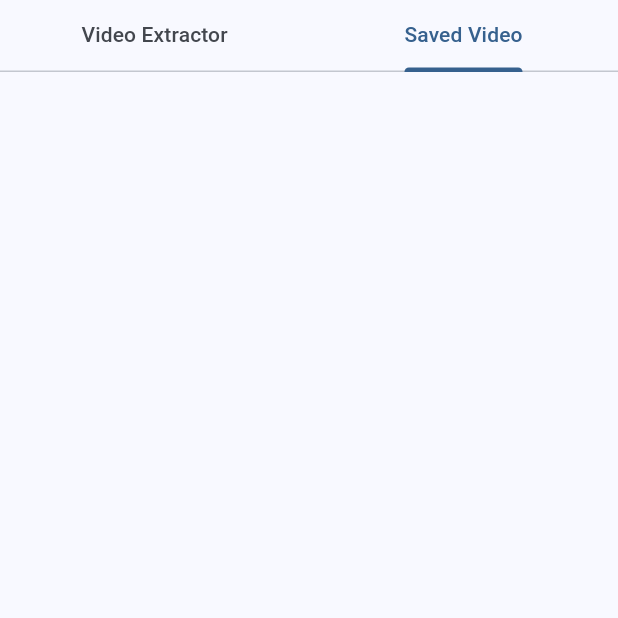
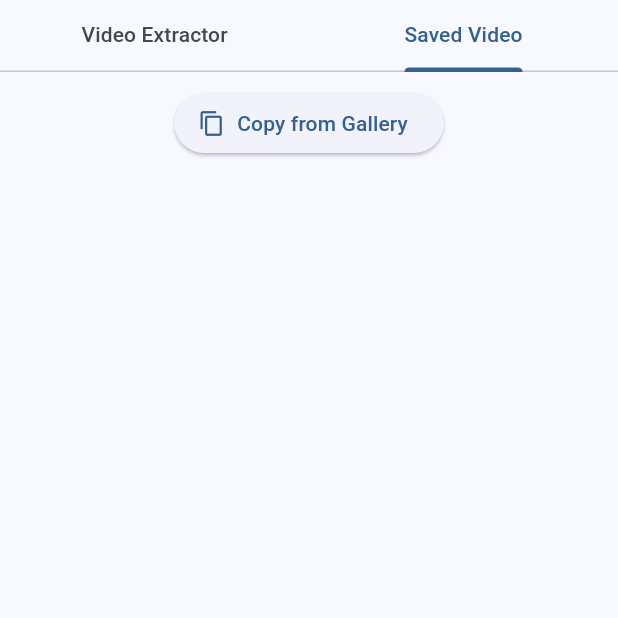
Before and after one commit to hcq0618/video_downloader, a Flutter app: the screen it shows after launch, tab 2 chosen, on a phone screen of 412 x 824 dp, the top half of it. Run offline on Flutter 3.47's test engine with Material 2 defaults, Android fonts, the phone set to English and light mode, and no system bars; our stand-ins replace chewie, dartx, dio, gallery_saver, image_picker, video_player; missing offline and left inert: video_thumbnail.

Commit message:
add copy from gallery and export into gallery

```diff
--- a/lib/page/saved_video_page.dart
+++ b/lib/page/saved_video_page.dart
@@ -1,12 +1,14 @@
 import 'dart:io';
-
 import 'package:flutter/foundation.dart';
 import 'package:flutter/material.dart';
 import 'package:path_provider/path_provider.dart';
 import 'package:video_downloader/page/lifecycle_state.dart';
 import 'package:video_downloader/page/video_player_page.dart';
 import 'package:video_downloader/utils/formatter.dart';
+import 'package:video_downloader/widget/dialog.dart';
 import 'package:video_thumbnail/video_thumbnail.dart';
+import 'package:image_picker/image_picker.dart';
+import 'package:path/path.dart';
 
 class SavedVideoPage extends StatefulWidget {
   final TabController _tabController;
@@ -68,17 +70,57 @@ class _SavedVideoPageState extends LifecycleState<SavedVideoPage> {
 
   @override
   Widget build(BuildContext context) {
-    return GridView.count(
+    return Column(
+      children: [
+        Padding(
+          padding: const EdgeInsets.only(top: 10),
+          child: _buildGalleryActionButtons(),
+        ),
+        Expanded(
+          child: Padding(
+            padding: const EdgeInsets.only(top: 10),
+            child: GridView.count(
               primary: false,
               padding: const EdgeInsets.all(5),
               crossAxisSpacing: 5,
               mainAxisSpacing: 5,
               crossAxisCount: 3,
-      children: _buildThumbnails(),
+              children: _buildThumbnails(context),
+            ),
+          ),
+        )
+      ],
     );
   }
 
-  List<Widget> _buildThumbnails() {
+  Widget _buildGalleryActionButtons() {
+    return Row(
+      mainAxisAlignment: MainAxisAlignment.center,
+      children: [
+        ElevatedButton.icon(
+          onPressed: () async {
+            final ImagePicker picker = ImagePicker();
+            final XFile? galleryVideo =
+                await picker.pickVideo(source: ImageSource.gallery);
+            if (galleryVideo == null) {
+              return;
+            }
+
+            if (kDebugMode) {
+              print(galleryVideo.name);
+            }
+            final saveDirectory = await getApplicationDocumentsDirectory();
+            await galleryVideo
+                .saveTo('${saveDirectory.path}/${galleryVideo.name}');
+          },
+          icon: const Icon(Icons.copy),
+          label: const Text('Copy from Gallery'),
+        ),
+      ],
+    );
+  }
+
+  List<Widget> _buildThumbnails(BuildContext context) {
     return _videoInfoList.map((info) {
       return GestureDetector(
         child: Container(
@@ -94,9 +136,11 @@ class _SavedVideoPageState extends LifecycleState<SavedVideoPage> {
               Align(
                 alignment: Alignment.bottomLeft,
                 child: GestureDetector(
-                  onTap: () async {
+                  onTap: () {
+                    showVideoDeleteDialog(context, () async {
                       await File(info.filePath).delete();
                       onResume();
+                    });
                   },
                   child: const Icon(
                     Icons.delete,
--- a/pubspec.yaml
+++ b/pubspec.yaml
@@ -51,6 +51,10 @@ dependencies:
   video_thumbnail: ^0.5.3
   # https://pub.dev/packages/path/install
   path: ^1.8.3
+  # https://pub.dev/packages/image_picker
+  image_picker: ^0.8.7+5
+  # https://pub.dev/packages/gallery_saver
+  gallery_saver: ^2.3.2
 
 dev_dependencies:
 
```
Also changed, not shown: lib/page/video_player_page.dart (+25 -3 lines), lib/widget/dialog.dart (added, +24 -0 lines), 1 other file. Lines whose indentation alone changed are shown as unchanged.
